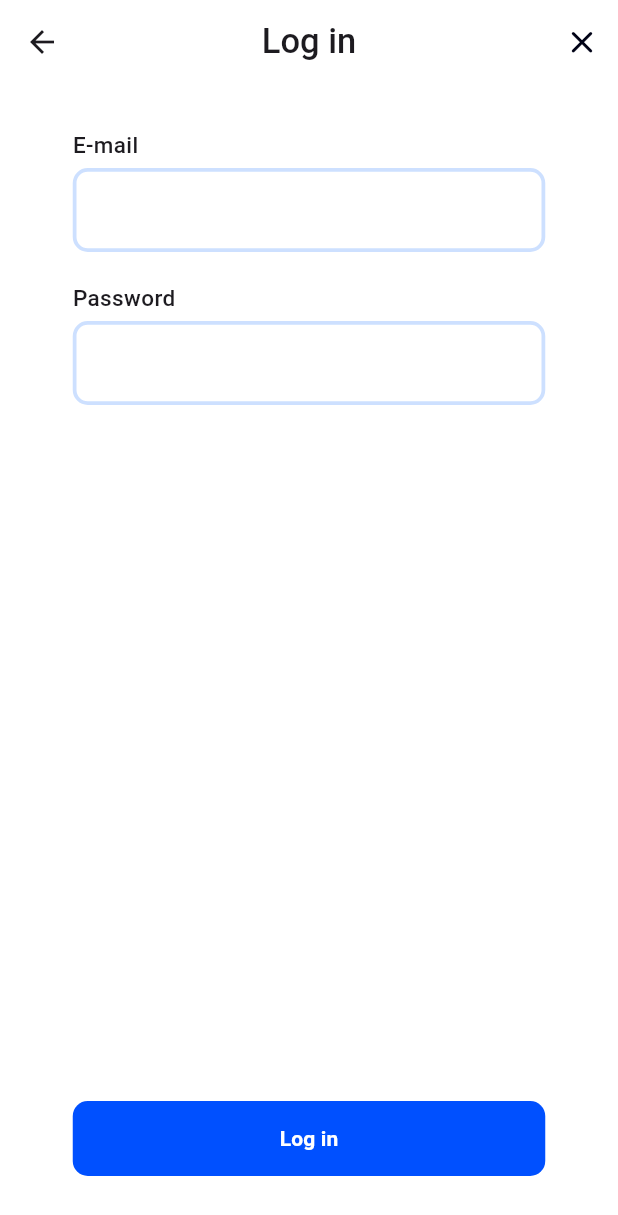
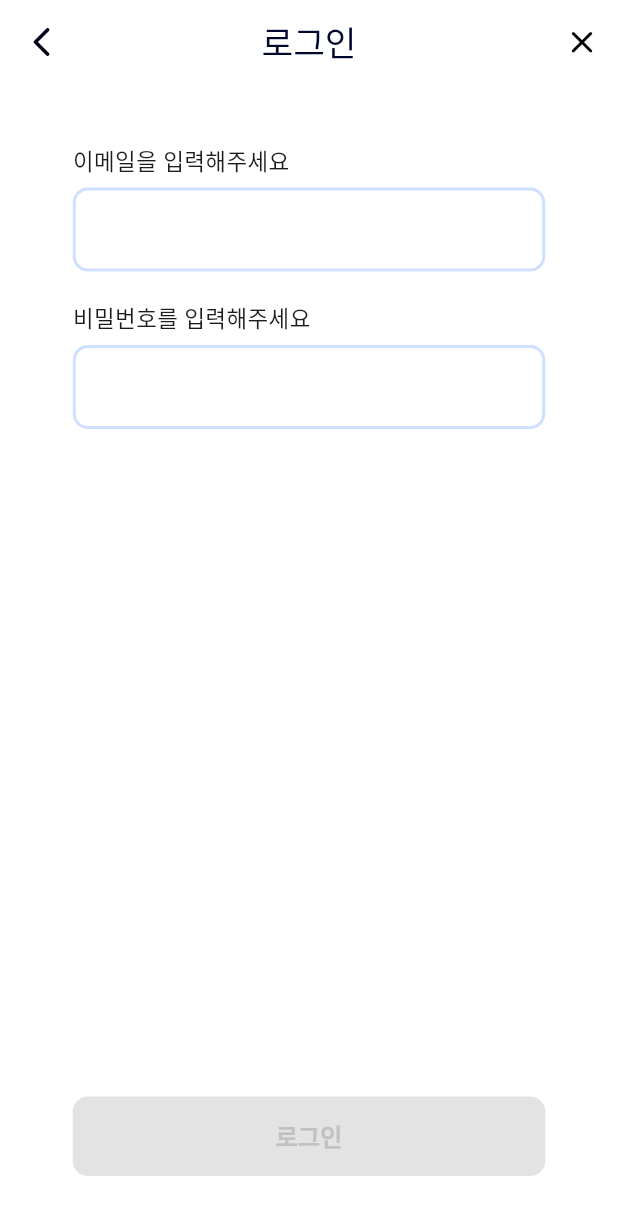
Before and after one commit to 2025-Australia-Internship/TripUS-Client, a Flutter app: the screen it shows after launch, after a tap on "로그인", on a phone screen of 412 x 824 dp. Shown: the top 1215 px of the screen. Run offline on Flutter 3.47's test engine with Material 3 defaults, Android fonts, the phone set to English and light mode, and no system bars; our stand-ins replace flutter_dotenv, flutter_map, flutter_secure_storage, flutter_svg, image_picker, latlong2; Roboto replaces fonts that are missing (Pretendard).

Commit message:
♻️ [refactor]: 로그인 페이지 프론트

```diff
--- a/lib/pages/join/login_page.dart
+++ b/lib/pages/join/login_page.dart
@@ -7,6 +7,11 @@ import 'package:http/http.dart' as http;
 import 'package:flutter_secure_storage/flutter_secure_storage.dart';
 
 import 'package:tripus/pages/home/home_page.dart';
+import 'package:tripus/routes/app_routes.dart';
+import 'package:tripus/widgets/appbar.dart';
+import 'package:tripus/widgets/close_icon_button.dart';
+import 'package:tripus/widgets/common_textfield.dart';
+import 'package:tripus/widgets/active_button.dart';
 
 class LoginPage extends StatefulWidget {
   const LoginPage({super.key});
@@ -16,16 +21,15 @@ class LoginPage extends StatefulWidget {
 }
 
 class _LoginPageState extends State<LoginPage> {
+  final TextEditingController _emailController = TextEditingController();
   final TextEditingController _passwordController = TextEditingController();
-  final TextEditingController _emailController = TextEditingController();
 
   // 안전하게 토큰을 저장하기 위한
   final FlutterSecureStorage storage = const FlutterSecureStorage();
 
   @override
   Widget build(BuildContext context) {
-    // AppBar 높이를 계산
-    final appBarHeight = AppBar().preferredSize.height;
+    final appBarHeight = AppBar().preferredSize.height; // AppBar 높이를 계산
 
     // 화면 전체 높이에서 AppBar와 SafeArea를 제외
     final bodyHeight = MediaQuery.of(context).size.height -
@@ -33,27 +37,13 @@ class _LoginPageState extends State<LoginPage> {
         MediaQuery.of(context).padding.top;
 
     return Scaffold(
-      appBar: AppBar(
-        backgroundColor: Colors.white,
-        centerTitle: true,
-        title: Text(
-          'Log in',
-          style: TextStyle(fontWeight: FontWeight.w500, fontSize: 23),
+      appBar: CustomAppBar(
+        text: '로그인',
+        actionIcon: CloseIconButton(
+          onPressed: () {
+            Navigator.pushNamed(context, AppRoutes.home);
+          },
         ),
-        actions: [
-          IconButton(
-            onPressed: () {
-              Navigator.of(context).push(
-                MaterialPageRoute(
-                  builder: (BuildContext context) => const HomePage(),
-                ),
-              );
-            },
-            color: dark08,
-            icon: Icon(Icons.close_rounded),
-            iconSize: 25,
-          ),
-        ],
       ),
       body: SingleChildScrollView(
         child: Container(
@@ -62,55 +52,19 @@ class _LoginPageState extends State<LoginPage> {
           color: Colors.white,
           child: Column(
             children: [
-              SizedBox(height: 30),
+              SizedBox(height: 40),
               SizedBox(
                 width: 315,
                 child: Column(
-                  crossAxisAlignment: CrossAxisAlignment.start,
                   children: [
-                    Text(
-                      'E-mail',
-                      style: TextStyle(
-                        fontSize: 15,
-                        fontWeight: FontWeight.w500,
-                      ),
-                    ),
-                    SizedBox(height: 5),
-                    TextFormField(
+                    CommonTextfield(
+                      label: '이메일을 입력해주세요',
                       controller: _emailController,
-                      decoration: InputDecoration(
-                        enabledBorder: OutlineInputBorder(
-                          borderSide: BorderSide(color: light08, width: 2.5),
-                          borderRadius: BorderRadius.circular(10),
-                        ),
-                        focusedBorder: OutlineInputBorder(
-                          borderSide: BorderSide(color: light08, width: 2.5),
-                          borderRadius: BorderRadius.circular(10),
-                        ),
-                      ),
                     ),
                     SizedBox(height: 20),
-                    Text(
-                      'Password',
-                      style: TextStyle(
-                        fontSize: 15,
-                        fontWeight: FontWeight.w500,
-                      ),
-                    ),
-                    SizedBox(height: 5),
-                    TextFormField(
+                    CommonTextfield(
+                      label: '비밀번호를 입력해주세요',
                       controller: _passwordController,
-                      obscureText: true,
-                      decoration: InputDecoration(
-                        enabledBorder: OutlineInputBorder(
-                          borderSide: BorderSide(color: light08, width: 2.5),
-                          borderRadius: BorderRadius.circular(10),
-                        ),
-                        focusedBorder: OutlineInputBorder(
-                          borderSide: BorderSide(color: light08, width: 2.5),
-                          borderRadius: BorderRadius.circular(10),
-                        ),
-                      ),
                     ),
                   ],
                 ),
@@ -118,23 +72,11 @@ class _LoginPageState extends State<LoginPage> {
               Spacer(),
               SizedBox(
                 width: 315,
-                child: ElevatedButton(
-                  onPressed: () => login(context),
-                  style: ElevatedButton.styleFrom(
-                    elevation: 0,
-                    backgroundColor: MainColor,
-                    padding: EdgeInsets.symmetric(horizontal: 30, vertical: 15),
-                    shape: RoundedRectangleBorder(
-                      borderRadius: BorderRadius.circular(10),
-                    ),
-                  ),
-                  child: Text(
-                    'Log in',
-                    style: TextStyle(
-                      color: Colors.white,
-                      fontWeight: FontWeight.w600,
-                    ),
-                  ),
+                child: ActiveButton(
+                  text: '로그인',
+                  onPressed: () {
+                    //TODO: 아이디 중복 확인 및 비밀번호 확인
+                  },
                 ),
               ),
               SizedBox(height: 40),
```
